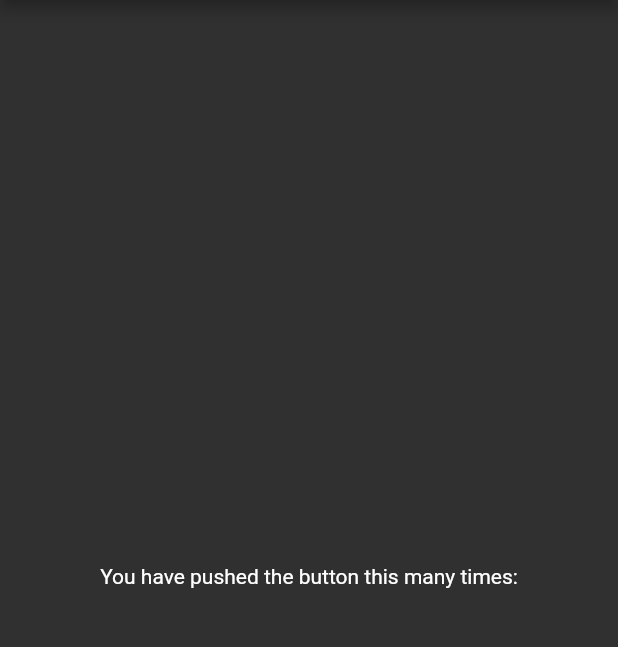
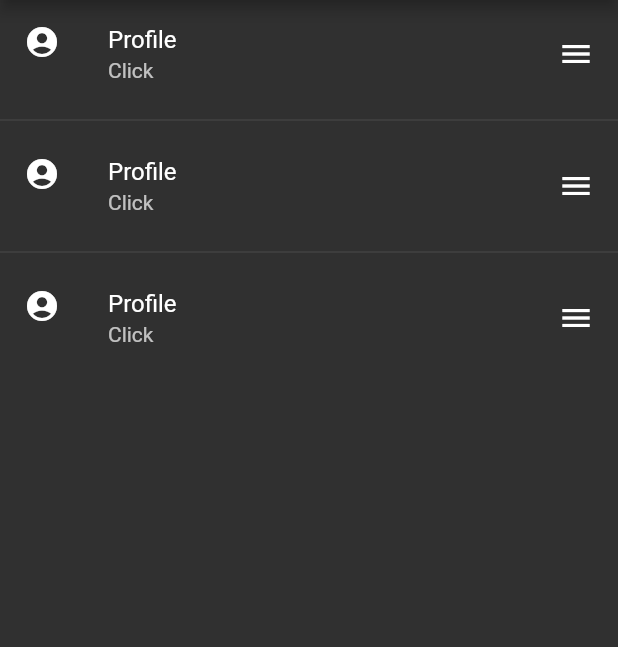
Before and after one commit to kushaneranga/Flutter_Project_02, a Flutter app: the screen it shows after launch, on a phone screen of 412 x 824 dp, the part 84-731 px from its top. Run offline on Flutter 3.47's test engine with Material 2 defaults, Android fonts, the phone set to English and light mode, and no system bars.

Commit message:
List view

```diff
--- a/flutter_project/lib/main.dart
+++ b/flutter_project/lib/main.dart
@@ -1,3 +1,6 @@
+// Vertical List View
+
+import 'package:flutter/cupertino.dart';
 import 'package:flutter/material.dart';
 
 void main() {
@@ -8,6 +11,7 @@ class MyApp extends StatelessWidget {
   @override
   Widget build(BuildContext context) {
     return MaterialApp(
+      debugShowCheckedModeBanner: false,
       title: 'Flutter Demo',
       theme: ThemeData(
         brightness: Brightness.dark,
@@ -35,18 +39,39 @@ class _MyHomePageState extends State<MyHomePage> {
       appBar: AppBar(
         title: Text(widget.title),
       ),
-      body: Center(
-        // Center is a layout widget. It takes a single child and positions it
-        // in the middle of the parent.
-        child: Column(
-          mainAxisAlignment: MainAxisAlignment.center,
+      body: Container(
+        child: ListView (
+          scrollDirection: Axis.vertical,
           children: <Widget>[
-            Text(
-              'You have pushed the button this many times:',
+            ListTile(
+              leading: Icon(Icons.account_circle),
+              title: Text('Profile'),
+              subtitle: Text('Click'),
+              trailing: Icon(Icons.menu),
+              onTap: (){},
+              onLongPress: (){},
+            ),
+            Divider(),
+            ListTile(
+              leading: Icon(Icons.account_circle),
+              title: Text('Profile'),
+              subtitle: Text('Click'),
+              trailing: Icon(Icons.menu),
+              onTap: (){},
+              onLongPress: (){},
+            ),
+            Divider(),
+            ListTile(
+              leading: Icon(Icons.account_circle),
+              title: Text('Profile'),
+              subtitle: Text('Click'),
+              trailing: Icon(Icons.menu),
+              onTap: (){},
+              onLongPress: (){},
             ),
           ],
         ),
-      ), // This trailing comma makes auto-formatting nicer for build methods.
+      )// This trailing comma makes auto-formatting nicer for build methods.
     );
   }
 }
```
Also changed, not shown: flutter_project/lib/main2.dart (added, +92 -0 lines).
